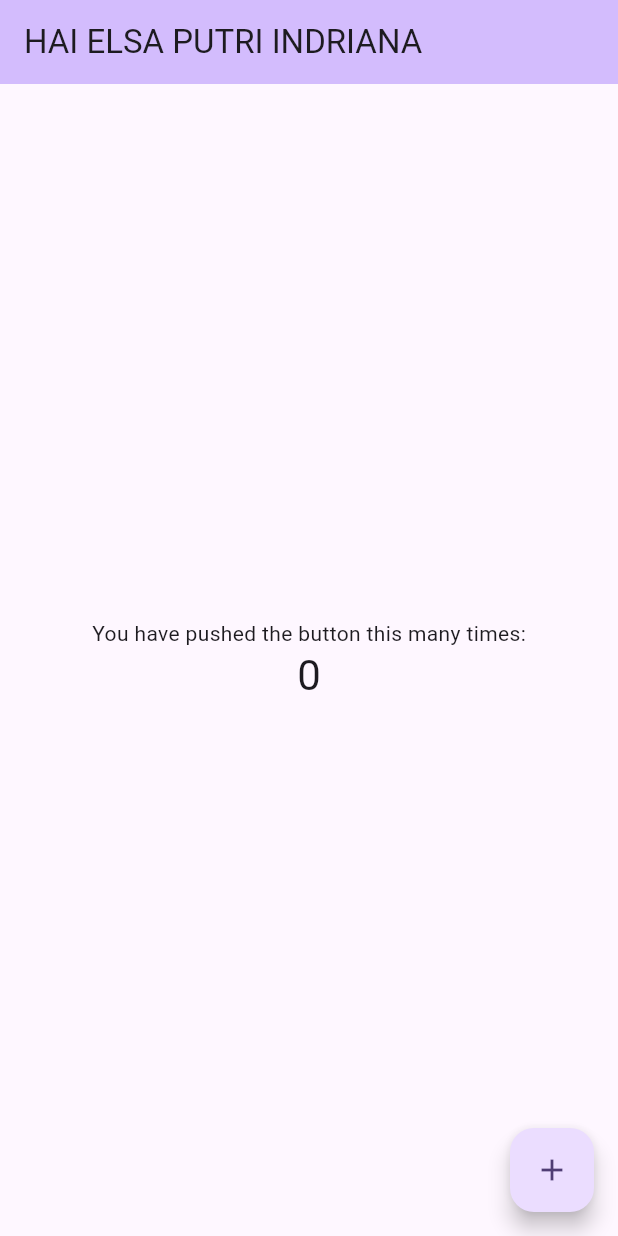
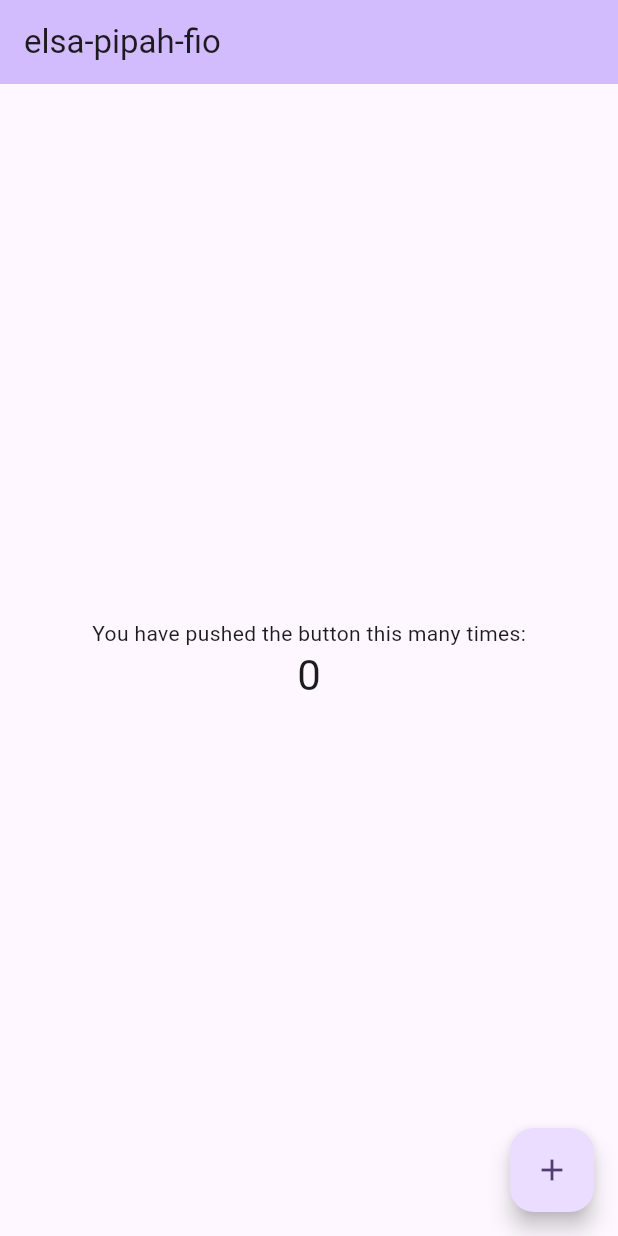
Before and after one commit to elsaaputri/prak-mobilelanjut-2307051028, a Flutter app: the screen it shows after launch, on a phone screen of 412 x 824 dp. Run offline on Flutter 3.47's test engine with Material 3 defaults, Android fonts, the phone set to English and light mode, and no system bars.

Commit message:
pertemuan-2

```diff
--- a/lib/main.dart
+++ b/lib/main.dart
@@ -30,7 +30,7 @@ class MyApp extends StatelessWidget {
         // tested with just a hot reload.
         colorScheme: ColorScheme.fromSeed(seedColor: Colors.deepPurple),
       ),
-      home: const MyHomePage(title: 'HAI ELSA PUTRI INDRIANA'),
+      home: const MyHomePage(title: 'elsa-pipah-fio'),
     );
   }
 }
```
